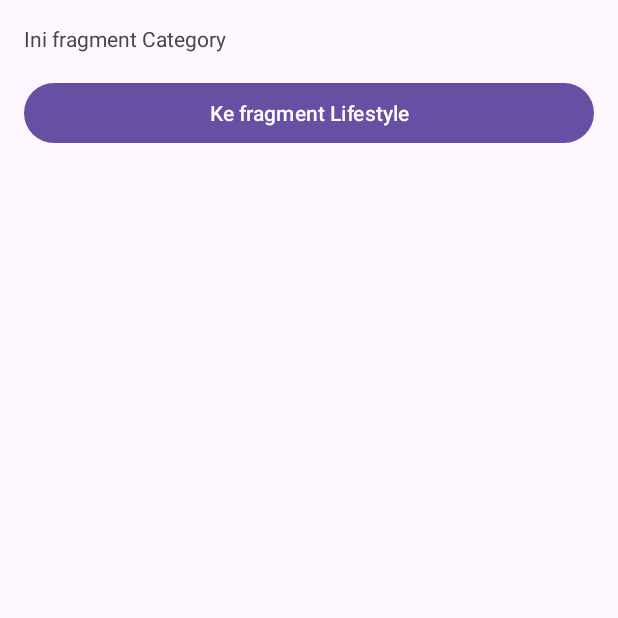
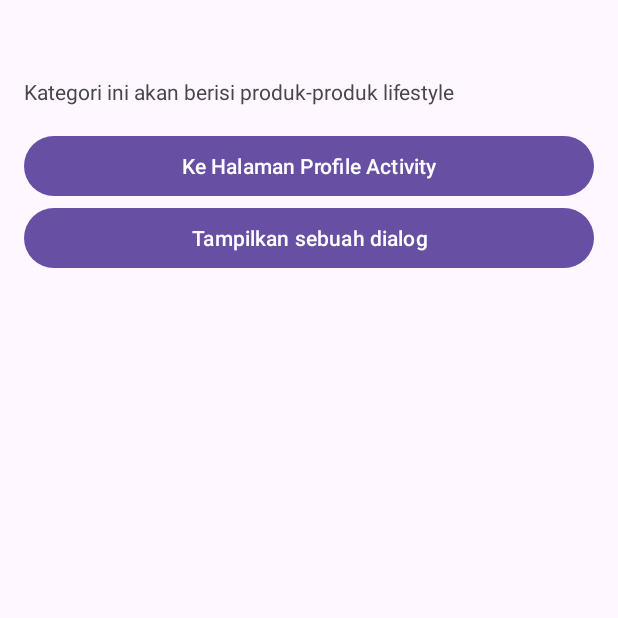
Before and after one commit to fauzan-radji/dicoding-android-fundamental, an Android app: the fragment CategoryFragment placed in its activity, after a tap on "Ke fragment Lifestyle", on a phone screen of 412 x 824 dp, the top half of it. Run offline under Robolectric (Android 15) with nearby library versions, the phone set to English and light mode, and no system bars.

Commit message:
fragment: latihan mengirim data antar fragment

```diff
--- a/MyFlexibleFragment/app/src/main/AndroidManifest.xml
+++ b/MyFlexibleFragment/app/src/main/AndroidManifest.xml
@@ -13,6 +13,9 @@
         android:theme="@style/Theme.MyFlexibleFragment"
         tools:targetApi="31">
         <activity
+            android:name=".ProfileActivity"
+            android:exported="false" />
+        <activity
             android:name=".MainActivity"
             android:exported="true">
             <intent-filter>
--- a/MyFlexibleFragment/app/src/main/java/com/fauzan/myflexiblefragment/CategoryFragment.kt
+++ b/MyFlexibleFragment/app/src/main/java/com/fauzan/myflexiblefragment/CategoryFragment.kt
@@ -27,7 +27,23 @@ class CategoryFragment : Fragment(), View.OnClickListener {
         btnDetailCategory.setOnClickListener(this)
     }
 
-    override fun onClick(button: View?) {
-        //
+    override fun onClick(button: View) {
+        if (button.id == R.id.btn_detail_category) {
+            val detailCategoryFragment = DetailCategoryFragment()
+
+            val bundle = Bundle()
+            bundle.putString(DetailCategoryFragment.EXTRA_NAME, resources.getString(R.string.lifestyle))
+            val description = resources.getString(R.string.lifestyle_description)
+
+            detailCategoryFragment.arguments = bundle
+            detailCategoryFragment.description = description
+
+            val fragmentManager = parentFragmentManager
+            fragmentManager.beginTransaction().apply {
+                replace(R.id.frame_container, detailCategoryFragment, DetailCategoryFragment::class.java.simpleName)
+                addToBackStack(null)
+                commit()
+            }
+        }
     }
 }
--- /dev/null
+++ b/MyFlexibleFragment/app/src/main/java/com/fauzan/myflexiblefragment/DetailCategoryFragment.kt
@@ -0,0 +1,74 @@
+package com.fauzan.myflexiblefragment
+
+import android.content.Intent
+import android.os.Bundle
+import androidx.fragment.app.Fragment
+import android.view.LayoutInflater
+import android.view.View
+import android.view.ViewGroup
+import android.widget.Button
+import android.widget.TextView
+import android.widget.Toast
+
+class DetailCategoryFragment : Fragment() {
+
+    private lateinit var tvCategoryName: TextView
+    private lateinit var tvCategoryDescription: TextView
+    private lateinit var btnProfile: Button
+    private lateinit var btnShowDialog: Button
+
+    var description: String? = null
+
+    companion object {
+        var EXTRA_NAME = "extra_name"
+        var EXTRA_DESCRIPTION = "extra_description"
+    }
+
+    override fun onCreate(savedInstanceState: Bundle?) {
+        super.onCreate(savedInstanceState)
+    }
+
+    override fun onCreateView(
+        inflater: LayoutInflater, container: ViewGroup?,
+        savedInstanceState: Bundle?
+    ): View? {
+        // Inflate the layout for this fragment
+        return inflater.inflate(R.layout.fragment_detail_category, container, false)
+    }
+
+    override fun onViewCreated(view: View, savedInstanceState: Bundle?) {
+        super.onViewCreated(view, savedInstanceState)
+
+        tvCategoryName = view.findViewById(R.id.tv_category_name)
+        tvCategoryDescription = view.findViewById(R.id.tv_category_description)
+        btnProfile = view.findViewById(R.id.btn_profile)
+        btnShowDialog = view.findViewById(R.id.btn_show_dialog)
+
+        if(savedInstanceState != null) {
+            description = savedInstanceState.getString(EXTRA_DESCRIPTION)
+        }
+
+        if(arguments != null) {
+            tvCategoryName.text = arguments?.getString(EXTRA_DESCRIPTION)
+            tvCategoryDescription.text = description
+        }
+
+        btnShowDialog.setOnClickListener {
+            val optionDialogFragment = OptionDialogFragment()
+
+            val fragmentManager = childFragmentManager
+            optionDialogFragment.show(fragmentManager, OptionDialogFragment::class.java.simpleName)
+        }
+
+        btnProfile.setOnClickListener {
+            val intent = Intent(requireActivity(), ProfileActivity::class.java)
+            startActivity(intent)
+        }
+    }
+
+    internal var optionDialogListener: OptionDialogFragment.OnOptionDialogListener = object : OptionDialogFragment.OnOptionDialogListener {
+        override fun onOptionChosen(text: String?) {
+            Toast.makeText(requireActivity(), text, Toast.LENGTH_SHORT).show()
+        }
+    }
+}
--- /dev/null
+++ b/MyFlexibleFragment/app/src/main/res/layout/fragment_detail_category.xml
@@ -0,0 +1,36 @@
+<?xml version="1.0" encoding="utf-8"?>
+<LinearLayout xmlns:android="http://schemas.android.com/apk/res/android"
+    xmlns:tools="http://schemas.android.com/tools"
+    android:layout_width="match_parent"
+    android:layout_height="match_parent"
+    android:orientation="vertical"
+    android:padding="16dp"
+    tools:context=".DetailCategoryFragment">
+
+    <TextView
+        android:id="@+id/tv_category_name"
+        android:layout_width="match_parent"
+        android:layout_height="wrap_content"
+        android:layout_marginBottom="16dp"
+        android:text="@string/category_name" />
+
+    <TextView
+        android:id="@+id/tv_category_description"
+        android:layout_width="match_parent"
+        android:layout_height="wrap_content"
+        android:layout_marginBottom="16dp"
+        android:text="@string/category_description" />
+
+    <Button
+        android:id="@+id/btn_profile"
+        android:layout_width="match_parent"
+        android:layout_height="wrap_content"
+        android:text="@string/to_profile" />
+
+    <Button
+        android:id="@+id/btn_show_dialog"
+        android:layout_width="match_parent"
+        android:layout_height="wrap_content"
+        android:text="@string/show_dialog" />
+
+</LinearLayout>
--- a/MyFlexibleFragment/app/src/main/res/values/strings.xml
+++ b/MyFlexibleFragment/app/src/main/res/values/strings.xml
@@ -18,4 +18,7 @@
     <string name="david_moyes">David Moyes</string>
     <string name="choose">Pilih</string>
     <string name="close">Tutup</string>
+
+    <string name="lifestyle">Lifestyle</string>
+    <string name="lifestyle_description">Kategori ini akan berisi produk-produk lifestyle</string>
 </resources>
```
Also changed, not shown: MyFlexibleFragment/app/src/main/java/com/fauzan/myflexiblefragment/OptionDialogFragment.kt (added, +84 -0 lines), MyFlexibleFragment/app/src/main/java/com/fauzan/myflexiblefragment/ProfileActivity.kt (added, +11 -0 lines), MyFlexibleFragment/app/src/main/res/layout/activity_profile.xml (added, +14 -0 lines), MyFlexibleFragment/app/src/main/res/layout/fragment_option_dialog.xml (added, +77 -0 lines).
